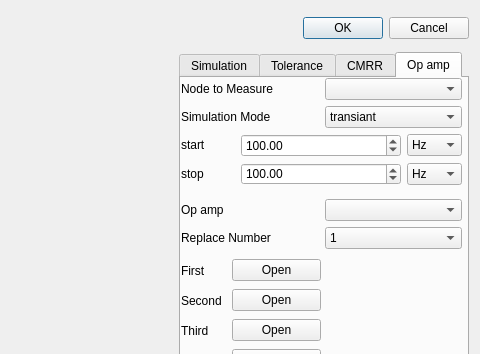
psdzzm/spice, file src/config.ui: the form before one commit; both pictures show x 599 to 1079 and y 0 to 354 of the 1079 by 643 pixel window.
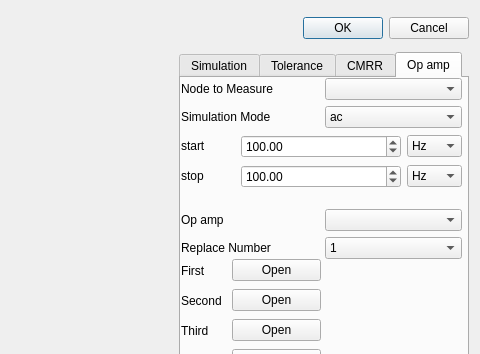
The form after the commit. The open tabs and pages were chosen to show the change. Custom widgets are drawn as their Qt base class.

```diff
--- a/src/config.ui
+++ b/src/config.ui
@@ -1067,7 +1067,7 @@
          <height>25</height>
         </rect>
        </property>
-       <widget class="QWidget" name="">
+       <widget class="QWidget" name="layoutWidget">
         <property name="geometry">
          <rect>
           <x>0</x>
@@ -1273,13 +1273,13 @@
         </layout>
        </widget>
       </widget>
-      <widget class="QWidget" name="">
+      <widget class="QWidget" name="layoutWidget">
        <property name="geometry">
         <rect>
          <x>0</x>
          <y>0</y>
          <width>281</width>
-         <height>171</height>
+         <height>181</height>
         </rect>
        </property>
        <layout class="QGridLayout" name="gridLayout_5">
@@ -1314,6 +1314,9 @@
         </item>
         <item row="1" column="1">
          <widget class="QComboBox" name="simmode">
+          <property name="currentIndex">
+           <number>1</number>
+          </property>
           <item>
            <property name="text">
             <string>transiant</string>
@@ -1334,7 +1337,7 @@
              <x>0</x>
              <y>0</y>
              <width>281</width>
-             <height>51</height>
+             <height>56</height>
             </rect>
            </property>
            <layout class="QGridLayout" name="gridLayout_4">
```
Left out of the diff: 16 changed lines with no effect on the pictures.
